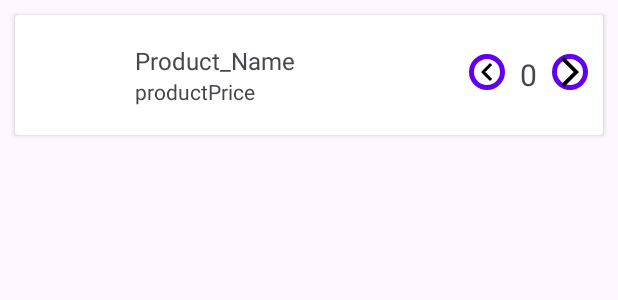
After one commit to Andrew285/ShoppingAndroidApp, an Android app: the layout cart_item_layout.xml on its own in the app's theme, with its tools: preview values and no code run, on a phone screen of 412 x 824 dp. The commit adds this screen. Shown: the top 300 px of the screen. Run offline under Robolectric (Android 15) with nearby library versions, the phone set to English and light mode, and no system bars.

```diff
--- a/app/build.gradle.kts
+++ b/app/build.gradle.kts
@@ -41,6 +41,11 @@ android {
 
 dependencies {
 
+    //Room
+    val roomVersion = "2.6.1"
+    implementation("androidx.room:room-runtime:$roomVersion")
+    annotationProcessor("androidx.room:room-compiler:$roomVersion")
+
     implementation("androidx.lifecycle:lifecycle-viewmodel-ktx:2.8.4")
     implementation("androidx.fragment:fragment-ktx:1.8.2")
 
--- /dev/null
+++ b/app/src/main/res/drawable/baseline_arrow_forward_ios_24.xml
@@ -0,0 +1,5 @@
+<vector android:autoMirrored="true" android:height="24dp"
+    android:tint="#000000" android:viewportHeight="24"
+    android:viewportWidth="24" android:width="24dp" xmlns:android="http://schemas.android.com/apk/res/android">
+    <path android:fillColor="@android:color/white" android:pathData="M6.23,20.23l1.77,1.77l10,-10l-10,-10l-1.77,1.77l8.23,8.23z"/>
+</vector>
--- /dev/null
+++ b/app/src/main/res/drawable/baseline_keyboard_arrow_left_24.xml
@@ -0,0 +1,5 @@
+<vector android:autoMirrored="true" android:height="24dp"
+    android:tint="#000000" android:viewportHeight="24"
+    android:viewportWidth="24" android:width="24dp" xmlns:android="http://schemas.android.com/apk/res/android">
+    <path android:fillColor="@android:color/white" android:pathData="M15.41,16.59L10.83,12l4.58,-4.59L14,6l-6,6 6,6 1.41,-1.41z"/>
+</vector>
--- /dev/null
+++ b/app/src/main/res/layout/cart_item_layout.xml
@@ -0,0 +1,75 @@
+<?xml version="1.0" encoding="utf-8"?>
+<LinearLayout xmlns:android="http://schemas.android.com/apk/res/android"
+    android:layout_width="match_parent"
+    android:layout_height="match_parent">
+
+    <androidx.cardview.widget.CardView
+        android:layout_width="match_parent"
+        android:layout_height="wrap_content"
+        android:layout_margin="10dp">
+
+        <LinearLayout
+            android:layout_width="match_parent"
+            android:layout_height="match_parent"
+            android:orientation="horizontal">
+
+            <ImageView
+                android:id="@+id/cart_product_imageView"
+                android:layout_width="80dp"
+                android:layout_height="80dp"
+                android:contentDescription="@string/product_image"/>
+
+            <LinearLayout
+                android:layout_width="wrap_content"
+                android:layout_height="wrap_content"
+                android:orientation="vertical"
+                android:layout_gravity="center"
+                android:layout_weight="1">
+
+                <TextView
+                    android:layout_width="wrap_content"
+                    android:layout_height="wrap_content"
+                    android:text="@string/product_name"
+                    android:textSize="16sp"/>
+
+                <TextView
+                    android:layout_width="wrap_content"
+                    android:layout_height="wrap_content"
+                    android:text="@string/productprice"
+                    android:textSize="14sp"/>
+            </LinearLayout>
+
+            <LinearLayout
+                android:layout_width="wrap_content"
+                android:layout_height="wrap_content"
+                android:layout_gravity="center">
+
+                <ImageButton
+                    android:id="@+id/decrease_amount_btn"
+                    android:layout_width="wrap_content"
+                    android:layout_height="wrap_content"
+                    android:src="@drawable/baseline_keyboard_arrow_left_24"
+                    android:background="@drawable/transparent_button"
+                    android:contentDescription="@string/deacrease_amount_button"
+                    android:layout_marginEnd="10dp"/>
+
+                <TextView
+                    android:layout_width="wrap_content"
+                    android:layout_height="wrap_content"
+                    android:text="@string/zero"
+                    android:textSize="20sp"
+                    android:layout_marginEnd="10dp"/>
+
+                <ImageButton
+                    android:id="@+id/increase_amount_btn"
+                    android:layout_width="wrap_content"
+                    android:layout_height="wrap_content"
+                    android:src="@drawable/baseline_arrow_forward_ios_24"
+                    android:background="@drawable/transparent_button"
+                    android:contentDescription="@string/deacrease_amount_button"
+                    android:layout_marginEnd="10dp"/>
+
+            </LinearLayout>
+        </LinearLayout>
+    </androidx.cardview.widget.CardView>
+</LinearLayout>
--- a/app/src/main/res/layout/fragment_cart.xml
+++ b/app/src/main/res/layout/fragment_cart.xml
@@ -22,6 +22,7 @@
         android:layout_margin="15dp">
 
         <androidx.recyclerview.widget.RecyclerView
+            android:id="@+id/cart_items_recyclerView"
             android:layout_width="match_parent"
             android:layout_height="wrap_content"/>
 
--- a/app/src/main/res/values/strings.xml
+++ b/app/src/main/res/values/strings.xml
@@ -26,4 +26,7 @@
     <string name="delivery">Delivery</string>
     <string name="total">Total</string>
     <string name="proceed_to_checkout">Proceed To Checkout</string>
+    <string name="productprice">productPrice</string>
+    <string name="deacrease_amount_button">deacrease_amount_button</string>
+    <string name="zero">0</string>
 </resources>
```
Also changed, not shown: app/src/main/java/com/example/shoppingapp/ShoppingApplication.kt (added, +25 -0 lines), app/src/main/java/com/example/shoppingapp/database/DatabaseProvider.kt (added, +20 -0 lines), app/src/main/java/com/example/shoppingapp/database/ProductDAO.kt (added, +15 -0 lines), app/src/main/java/com/example/shoppingapp/database/ProductDatabase.kt (added, +9 -0 lines), app/src/main/java/com/example/shoppingapp/database/ProductEntity.kt (added, +17 -0 lines), app/src/main/java/com/example/shoppingapp/database/ProductRepository.kt (added, +46 -0 lines), app/src/main/java/com/example/shoppingapp/view/CartAdapter.kt (added, +50 -0 lines), app/src/main/java/com/example/shoppingapp/view/CartFragment.kt (+17 -37 lines), app/src/main/java/com/example/shoppingapp/view/ProductDetailsFragment.kt (+10 -2 lines), app/src/main/java/com/example/shoppingapp/viewmodel/CartViewModel.kt (added, +40 -0 lines).
